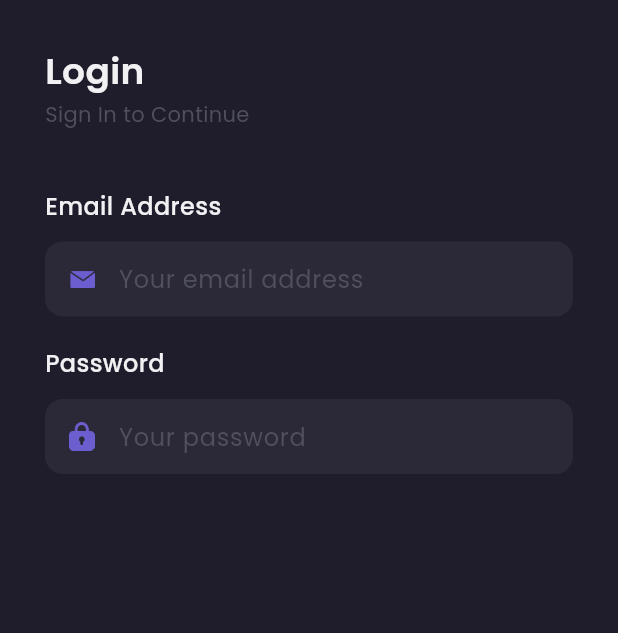
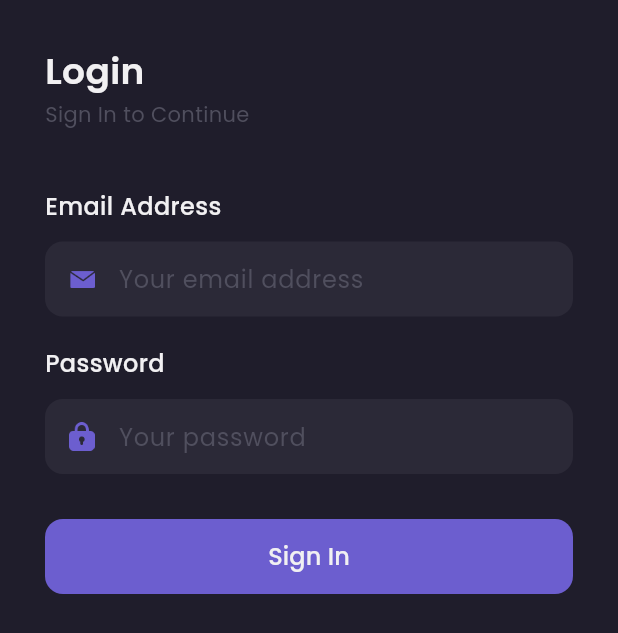
Before and after one commit to annisarisma/footcraze-frontend, a Flutter app: the screen it shows after launch, on a phone screen of 412 x 824 dp. Shown: the top 633 px of the screen. Run offline on Flutter 3.47's test engine with Material 3 defaults, Android fonts, the phone set to English and light mode, and no system bars; our stand-ins replace google_fonts.

Commit message:
Add: sign in button style heigh and width ref #1

```diff
--- a/lib/pages/sign_in_page.dart
+++ b/lib/pages/sign_in_page.dart
@@ -165,7 +165,26 @@
 
     Widget buttonSignIn() {
       return Container(
-        margin: EdgeInsets.only(top: 20),
+        margin: EdgeInsets.only(top: 30),
+        height: 50,
+        width: double.infinity,
+
+        child: TextButton(
+          onPressed: (){},
+          style: TextButton.styleFrom(
+            backgroundColor: primaryColor,
+            shape: RoundedRectangleBorder(
+              borderRadius: BorderRadius.circular(12)
+            )
+          ),
+          child: Text(
+            'Sign In',
+            style: primaryTextStyle.copyWith(
+              fontSize: 16,
+              fontWeight: medium
+            ),
+          )
+        ),
       );
     }
 
@@ -181,7 +200,8 @@
             children: [
               header(),
               emailInput(),
-              passwordInput()
+              passwordInput(),
+              buttonSignIn()
             ],
           ),
         ),
```
